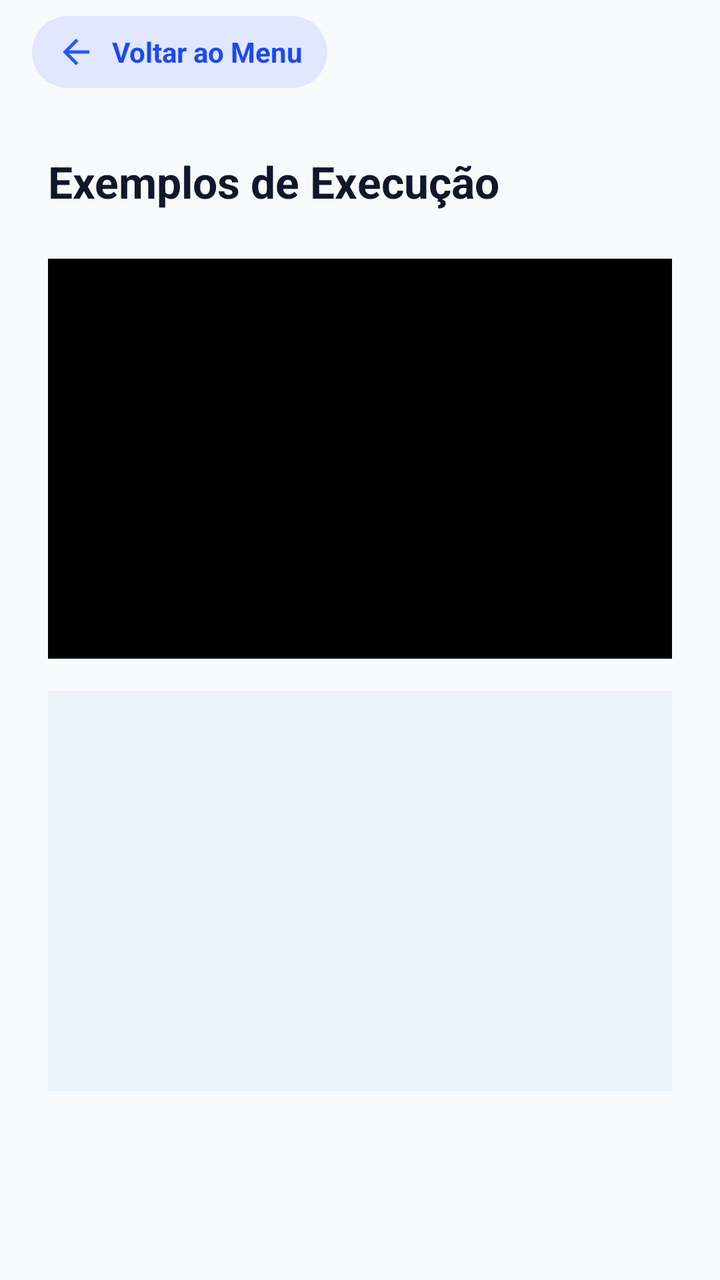
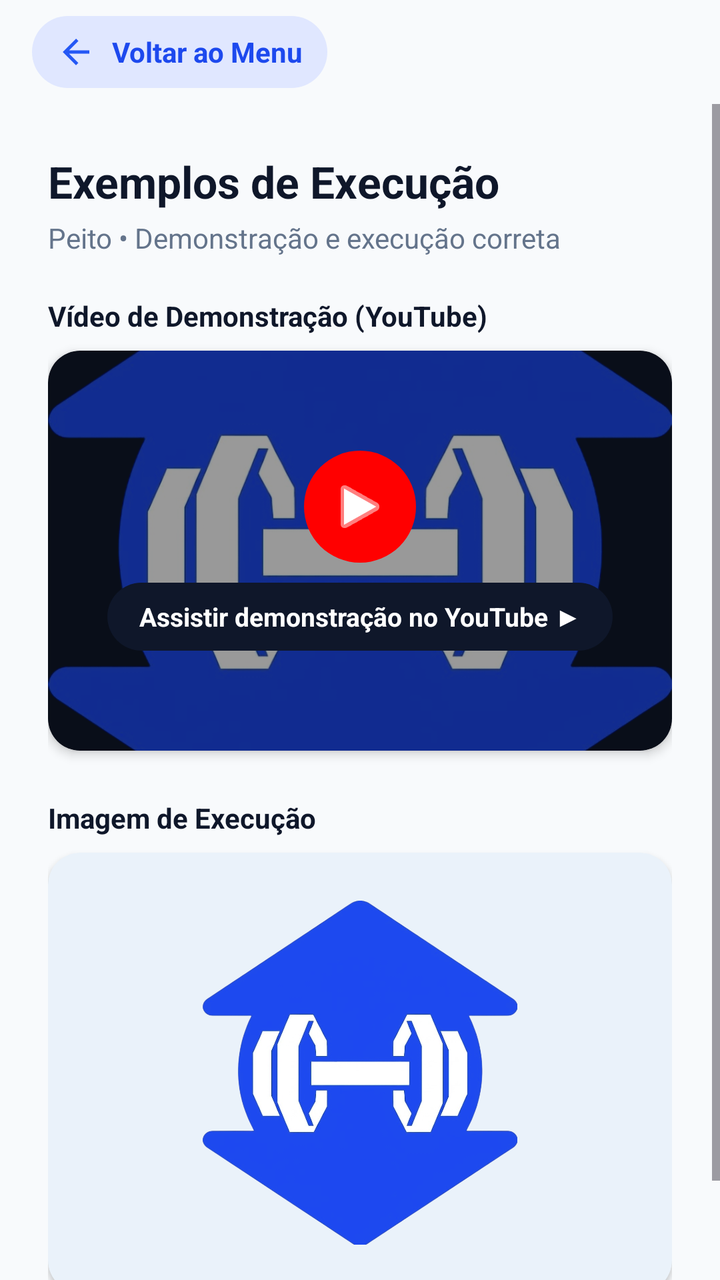

An Android layout rendered at two revisions. The XML below is the earlier revision; the diff shows what the commit changed to produce the second picture.
<!-- AndroidManifest.xml: application theme Theme.AcademiaUniforTelas1 -->
<!-- res/layout/activity_exemplos_aluno.xml -->
<?xml version="1.0" encoding="utf-8"?>
<LinearLayout xmlns:android="http://schemas.android.com/apk/res/android"
    android:layout_width="match_parent"
    android:layout_height="match_parent"
    android:fitsSystemWindows="true"
    android:background="#F8FAFC"
    android:orientation="vertical">

    <include layout="@layout/include_top_bar" />

    <ScrollView android:layout_width="match_parent" android:layout_height="0dp" android:layout_weight="1" android:fillViewport="true">
        <LinearLayout android:layout_width="match_parent" android:layout_height="wrap_content" android:orientation="vertical" android:padding="24dp">
            <TextView android:layout_width="wrap_content" android:layout_height="wrap_content" android:text="Exemplos de Execução" android:textColor="#0F172A" android:textStyle="bold" android:textSize="22sp" android:layout_marginBottom="24dp" />
            <View android:layout_width="match_parent" android:layout_height="200dp" android:background="#000" android:layout_marginBottom="16dp"/>
            <View android:layout_width="match_parent" android:layout_height="200dp" android:background="#EAF2FA" />
        </LinearLayout>
    </ScrollView>
</LinearLayout>
<!-- res/layout/include_top_bar.xml (included above) -->
<?xml version="1.0" encoding="utf-8"?>
<LinearLayout xmlns:android="http://schemas.android.com/apk/res/android"
    android:layout_width="match_parent"
    android:layout_height="wrap_content"
    android:orientation="horizontal"
    android:paddingHorizontal="16dp"
    android:paddingVertical="8dp">

    <LinearLayout
        android:id="@+id/btnVoltarMenu"
        android:layout_width="wrap_content"
        android:layout_height="wrap_content"
        android:background="@drawable/bg_top_bar_back"
        android:clickable="true"
        android:focusable="true"
        android:gravity="center_vertical"
        android:orientation="horizontal"
        android:paddingHorizontal="12dp"
        android:paddingVertical="8dp">

        <ImageView
            android:layout_width="20dp"
            android:layout_height="20dp"
            android:contentDescription="Voltar ao Menu"
            android:src="@drawable/ic_arrow_back" />

        <TextView
            android:layout_width="wrap_content"
            android:layout_height="wrap_content"
            android:layout_marginStart="8dp"
            android:text="Voltar ao Menu"
            android:textColor="@color/primary_blue"
            android:textSize="14sp"
            android:textStyle="bold" />
    </LinearLayout>

</LinearLayout>
<!-- resources referenced by this layout -->
<resources>
  <color name="primary_blue">#1D49EE</color>
  <!-- drawable bg_top_bar_back (drawable) -->
  <?xml version="1.0" encoding="utf-8"?>
  <shape xmlns:android="http://schemas.android.com/apk/res/android">
      <solid android:color="#E0E7FF" />
      <corners android:radius="28dp" />
  </shape>
  <!-- drawable ic_arrow_back (drawable) -->
  <vector xmlns:android="http://schemas.android.com/apk/res/android"
      android:width="24dp"
      android:height="24dp"
      android:viewportWidth="24"
      android:viewportHeight="24">
      <path
          android:fillColor="#2558F5"
          android:pathData="M20,11H7.83l5.59,-5.59L12,4l-8,8l8,8l1.41,-1.41L7.83,13H20v-2z" />
  </vector>
  <style name="Theme.AcademiaUniforTelas1" parent="Base.Theme.AcademiaUniforTelas1" />
  <style name="Base.Theme.AcademiaUniforTelas1" parent="Theme.Material3.DayNight.NoActionBar">
          <item name="colorPrimary">@color/primary_blue</item>
          <item name="colorAccent">@color/primary_blue</item>
          <item name="materialButtonStyle">@style/Widget.Material3.Button</item>
      </style>
</resources>

<!-- the commit's change to res/layout/activity_exemplos_aluno.xml (unified diff, before → after) -->
@@ -1,5 +1,6 @@
 <?xml version="1.0" encoding="utf-8"?>
 <LinearLayout xmlns:android="http://schemas.android.com/apk/res/android"
+    xmlns:app="http://schemas.android.com/apk/res-auto"
     android:layout_width="match_parent"
     android:layout_height="match_parent"
     android:fitsSystemWindows="true"
@@ -8,11 +9,137 @@
 
     <include layout="@layout/include_top_bar" />
 
-    <ScrollView android:layout_width="match_parent" android:layout_height="0dp" android:layout_weight="1" android:fillViewport="true">
-        <LinearLayout android:layout_width="match_parent" android:layout_height="wrap_content" android:orientation="vertical" android:padding="24dp">
-            <TextView android:layout_width="wrap_content" android:layout_height="wrap_content" android:text="Exemplos de Execução" android:textColor="#0F172A" android:textStyle="bold" android:textSize="22sp" android:layout_marginBottom="24dp" />
-            <View android:layout_width="match_parent" android:layout_height="200dp" android:background="#000" android:layout_marginBottom="16dp"/>
-            <View android:layout_width="match_parent" android:layout_height="200dp" android:background="#EAF2FA" />
+    <ScrollView
+        android:layout_width="match_parent"
+        android:layout_height="0dp"
+        android:layout_weight="1"
+        android:fillViewport="true">
+
+        <LinearLayout
+            android:layout_width="match_parent"
+            android:layout_height="wrap_content"
+            android:orientation="vertical"
+            android:padding="24dp">
+
+            <TextView
+                android:id="@+id/tvExercicioTitulo"
+                android:layout_width="match_parent"
+                android:layout_height="wrap_content"
+                android:text="Exemplos de Execução"
+                android:textColor="#0F172A"
+                android:textSize="22sp"
+                android:textStyle="bold" />
+
+            <TextView
+                android:id="@+id/tvExercicioDetalhe"
+                android:layout_width="match_parent"
+                android:layout_height="wrap_content"
+                android:layout_marginTop="4dp"
+                android:layout_marginBottom="20dp"
+                android:text="Peito • Demonstração e execução correta"
+                android:textColor="#64748B"
+                android:textSize="14sp" />
+
+            
+            <TextView
+                android:layout_width="wrap_content"
+                android:layout_height="wrap_content"
+                android:layout_marginBottom="8dp"
+                android:text="Vídeo de Demonstração (YouTube)"
+                android:textColor="#0F172A"
+                android:textSize="14sp"
+                android:textStyle="bold" />
+
+            <androidx.cardview.widget.CardView
+                android:id="@+id/cardVideoPlayer"
+                android:layout_width="match_parent"
+                android:layout_height="200dp"
+                android:layout_marginBottom="24dp"
+                android:clickable="true"
+                android:focusable="true"
+                app:cardBackgroundColor="#0F172A"
+                app:cardCornerRadius="16dp"
+                app:cardElevation="3dp">
+
+                <RelativeLayout
+                    android:layout_width="match_parent"
+                    android:layout_height="match_parent">
+
+                    <ImageView
+                        android:id="@+id/ivVideoThumbnail"
+                        android:layout_width="match_parent"
+                        android:layout_height="match_parent"
+                        android:scaleType="centerCrop"
+                        android:src="@drawable/ic_academia_logo" />
+
+                    
+                    <View
+                        android:layout_width="match_parent"
+                        android:layout_height="match_parent"
+                        android:background="#66000000" />
+
+                    <LinearLayout
+                        android:layout_width="wrap_content"
+                        android:layout_height="wrap_content"
+                        android:layout_centerInParent="true"
+                        android:gravity="center"
+                        android:orientation="vertical">
+
+                        <ImageView
+                            android:id="@+id/ivPlayIcon"
+                            android:layout_width="56dp"
+                            android:layout_height="56dp"
+                            android:background="@drawable/shape_circle"
+                            android:backgroundTint="#FF0000"
+                            android:padding="12dp"
+                            android:src="@android:drawable/ic_media_play"
+                            app:tint="#FFFFFF" />
+
+                        <TextView
+                            android:id="@+id/tvVideoUrl"
+                            android:layout_width="wrap_content"
+                            android:layout_height="wrap_content"
+                            android:layout_marginTop="10dp"
+                            android:background="@drawable/bg_pill_blue"
+                            android:backgroundTint="#0F172A"
+                            android:paddingHorizontal="16dp"
+                            android:paddingVertical="8dp"
+                            android:text="Assistir demonstração no YouTube ▶"
+                            android:textColor="#FFFFFF"
+                            android:textSize="13sp"
+                            android:textStyle="bold" />
+                    </LinearLayout>
+                </RelativeLayout>
+            </androidx.cardview.widget.CardView>
+
+            
+            <TextView
+                android:layout_width="wrap_content"
+                android:layout_height="wrap_content"
+                android:layout_marginBottom="8dp"
+                android:text="Imagem de Execução"
+                android:textColor="#0F172A"
+                android:textSize="14sp"
+                android:textStyle="bold" />
+
+            <androidx.cardview.widget.CardView
+                android:id="@+id/cardImagemExemplo"
+                android:layout_width="match_parent"
+                android:layout_height="220dp"
+                android:layout_marginBottom="24dp"
+                app:cardBackgroundColor="#EAF2FA"
+                app:cardCornerRadius="16dp"
+                app:cardElevation="2dp">
+
+                <ImageView
+                    android:id="@+id/ivExemploImagem"
+                    android:layout_width="match_parent"
+                    android:layout_height="match_parent"
+                    android:padding="24dp"
+                    android:scaleType="fitCenter"
+                    android:src="@drawable/ic_academia_logo" />
+            </androidx.cardview.widget.CardView>
+
         </LinearLayout>
     </ScrollView>
 </LinearLayout>
<!-- resource entries referenced after the edit -->
@@ -1,12 +1,19 @@
 <!-- resources referenced by this layout -->
 <resources>
   <color name="primary_blue">#1D49EE</color>
+  <!-- drawable bg_pill_blue (drawable) -->
+  <?xml version="1.0" encoding="utf-8"?>
+  <shape xmlns:android="http://schemas.android.com/apk/res/android">
+      <solid android:color="#102A63" />
+      <corners android:radius="28dp" />
+  </shape>
   <!-- drawable bg_top_bar_back (drawable) -->
   <?xml version="1.0" encoding="utf-8"?>
   <shape xmlns:android="http://schemas.android.com/apk/res/android">
       <solid android:color="#E0E7FF" />
       <corners android:radius="28dp" />
   </shape>
+  <!-- drawable ic_academia_logo: png bitmap (drawable, 273714 bytes) -->
   <!-- drawable ic_arrow_back (drawable) -->
   <vector xmlns:android="http://schemas.android.com/apk/res/android"
       android:width="24dp"
@@ -17,7 +24,14 @@
           android:fillColor="#2558F5"
           android:pathData="M20,11H7.83l5.59,-5.59L12,4l-8,8l8,8l1.41,-1.41L7.83,13H20v-2z" />
   </vector>
+  <!-- drawable shape_circle (drawable) -->
+  <?xml version="1.0" encoding="utf-8"?>
+  <shape xmlns:android="http://schemas.android.com/apk/res/android"
+      android:shape="oval">
+      <solid android:color="@color/white" />
+  </shape>
   <style name="Theme.AcademiaUniforTelas1" parent="Base.Theme.AcademiaUniforTelas1" />
+  <color name="white">#FFFFFFFF</color>
   <style name="Base.Theme.AcademiaUniforTelas1" parent="Theme.Material3.DayNight.NoActionBar">
           <item name="colorPrimary">@color/primary_blue</item>
           <item name="colorAccent">@color/primary_blue</item>
